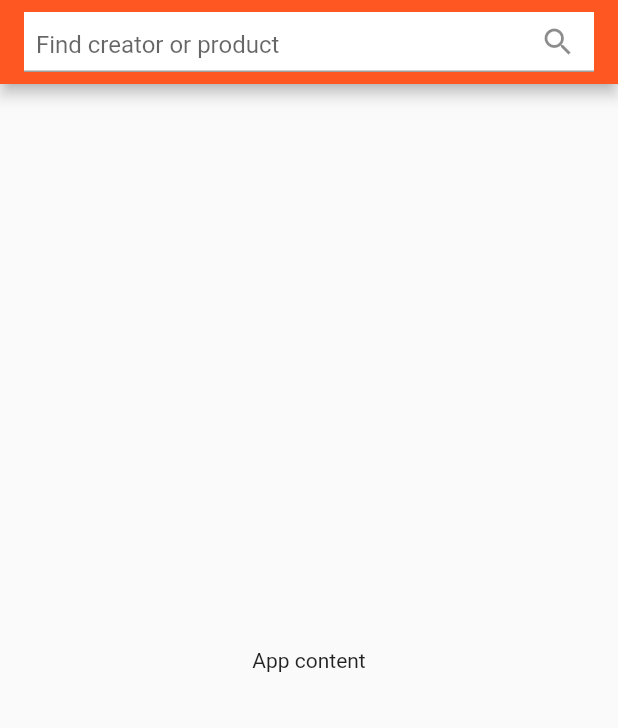
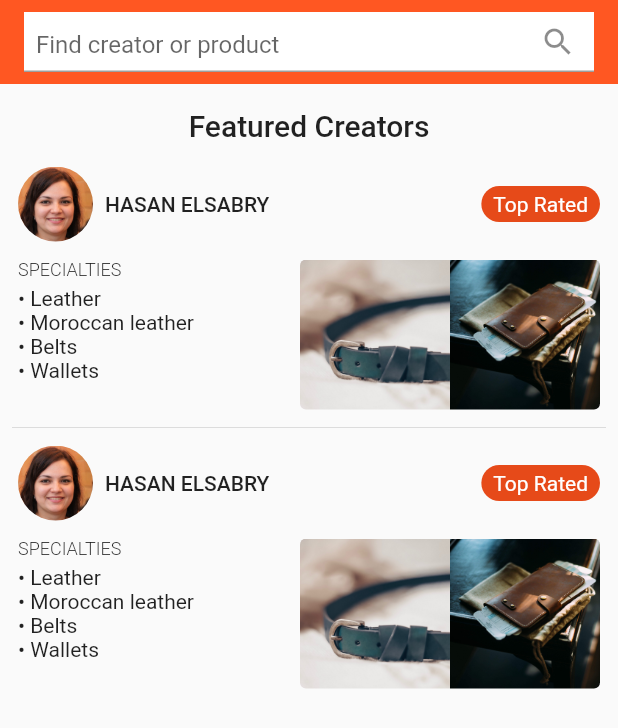
Before and after one commit to PhraseApp-Blog/flutter-i18n-at-scale, a Flutter app: the screen it shows after launch, on a phone screen of 412 x 824 dp. Shown: the top 728 px of the screen. Run offline on Flutter 3.47's test engine with Material 2 defaults, Android fonts, the light colour scheme and no system bars.

Commit message:
Adding hard-coded creator cards

```diff
--- a/flutter_app/lib/pages/home_page.dart
+++ b/flutter_app/lib/pages/home_page.dart
@@ -1,4 +1,5 @@
 import 'package:flutter/material.dart';
+import 'package:flutter_app/widgets/featured_creator_list.dart';
 import '../widgets/make_search_bar.dart';
 
 class HomePage extends StatelessWidget {
@@ -10,7 +11,7 @@ class HomePage extends StatelessWidget {
   Widget build(BuildContext context) {
     return Scaffold(
       appBar: makeSearchBar(),
-      body: Center(child: Text("App content")),
+      body: const FeaturedCreatorList(),
     );
   }
 }
--- /dev/null
+++ b/flutter_app/lib/widgets/creator_card.dart
@@ -0,0 +1,114 @@
+import 'package:flutter/material.dart';
+
+class CreatorCard extends StatelessWidget {
+  final String name;
+
+  const CreatorCard({
+    Key? key,
+    this.name = '',
+  }) : super(key: key);
+
+  @override
+  Widget build(BuildContext context) {
+    var theme = Theme.of(context);
+
+    return Padding(
+      padding: const EdgeInsets.symmetric(horizontal: 12.0),
+      child: Column(
+        children: [
+          Row(
+            children: [
+              ClipRRect(
+                borderRadius: BorderRadius.circular(50),
+                child: Image.asset(
+                  "assets/img/lorem-face-330.jpg",
+                  width: 50,
+                  height: 50,
+                ),
+              ),
+              Padding(
+                padding: const EdgeInsetsDirectional.only(start: 8.0),
+                child: Expanded(
+                  child: Text(
+                    "Hasan Elsabry".toUpperCase(),
+                    textAlign: TextAlign.start,
+                    style: theme.textTheme.bodyText1,
+                  ),
+                ),
+              ),
+              const Spacer(),
+              Container(
+                padding:
+                    const EdgeInsets.symmetric(horizontal: 8.0, vertical: 4.0),
+                decoration: BoxDecoration(
+                    color: theme.primaryColorDark,
+                    borderRadius: const BorderRadius.all(Radius.circular(100))),
+                child: Text(
+                  "Top Rated",
+                  style: TextStyle(color: theme.colorScheme.onPrimary),
+                ),
+              ),
+            ],
+          ),
+          Padding(
+            padding: const EdgeInsets.only(top: 12.0),
+            child: Row(
+              crossAxisAlignment: CrossAxisAlignment.start,
+              children: [
+                Expanded(
+                  child: Padding(
+                    padding: const EdgeInsetsDirectional.only(end: 8.0),
+                    child: Column(
+                      crossAxisAlignment: CrossAxisAlignment.start,
+                      children: [
+                        Padding(
+                          padding: const EdgeInsets.only(bottom: 4.0),
+                          child: Text(
+                            "Specialties".toUpperCase(),
+                            style: const TextStyle(
+                                fontSize: 12, fontWeight: FontWeight.w300),
+                          ),
+                        ),
+                        Column(
+                          crossAxisAlignment: CrossAxisAlignment.start,
+                          children: [
+                            const Text("• Leather"),
+                            const Text("• Moroccan leather"),
+                            const Text("• Belts"),
+                            const Text("• Wallets"),
+                          ],
+                        ),
+                      ],
+                    ),
+                  ),
+                ),
+                ClipRRect(
+                  borderRadius: const BorderRadius.only(
+                    topLeft: Radius.circular(4),
+                    bottomLeft: Radius.circular(4),
+                  ),
+                  child: Image.asset(
+                    "assets/img/asiya-kiev-gUzOZaswagA-unsplash.jpg",
+                    width: 100,
+                    height: 100,
+                  ),
+                ),
+                ClipRRect(
+                  borderRadius: const BorderRadius.only(
+                    topRight: Radius.circular(4),
+                    bottomRight: Radius.circular(4),
+                  ),
+                  child: Image.asset(
+                    "assets/img/jacob-bentzinger-USy_fK9s9hA-unsplash.jpg",
+                    width: 100,
+                    height: 100,
+                  ),
+                )
+              ],
+            ),
+          )
+        ],
+      ),
+    );
+  }
+}
--- /dev/null
+++ b/flutter_app/lib/widgets/featured_creator_list.dart
@@ -0,0 +1,38 @@
+import 'package:flutter/material.dart';
+import 'package:flutter_app/widgets/creator_card.dart';
+
+class FeaturedCreatorList extends StatelessWidget {
+  const FeaturedCreatorList({Key? key}) : super(key: key);
+
+  @override
+  Widget build(BuildContext context) {
+    var theme = Theme.of(context);
+
+    return Column(
+      crossAxisAlignment: CrossAxisAlignment.stretch,
+      children: [
+        Padding(
+          padding: const EdgeInsets.symmetric(vertical: 16.0),
+          child: Text(
+            'Featured Creators',
+            style: theme.textTheme.headline6,
+            textAlign: TextAlign.center,
+          ),
+        ),
+        Expanded(
+          child: ListView(
+            children: [
+              const CreatorCard(name: "Momo"),
+              const Divider(
+                indent: 8.0,
+                endIndent: 8.0,
+                height: 24,
+              ),
+              const CreatorCard(name: "Houda"),
+            ],
+          ),
+        ),
+      ],
+    );
+  }
+}
--- a/flutter_app/lib/widgets/make_search_bar.dart
+++ b/flutter_app/lib/widgets/make_search_bar.dart
@@ -2,6 +2,7 @@ import 'package:flutter/material.dart';
 
 AppBar makeSearchBar() {
   return AppBar(
+    elevation: 0,
     title: Container(
       width: double.infinity,
       height: 40,
```
Also changed, not shown: flutter_app/pubspec.yaml (+5 -38 lines), flutter_app/assets/img/asiya-kiev-gUzOZaswagA-unsplash.jpg (added), flutter_app/assets/img/jacob-bentzinger-USy_fK9s9hA-unsplash.jpg (added), flutter_app/assets/img/lorem-face-330.jpg (added).
